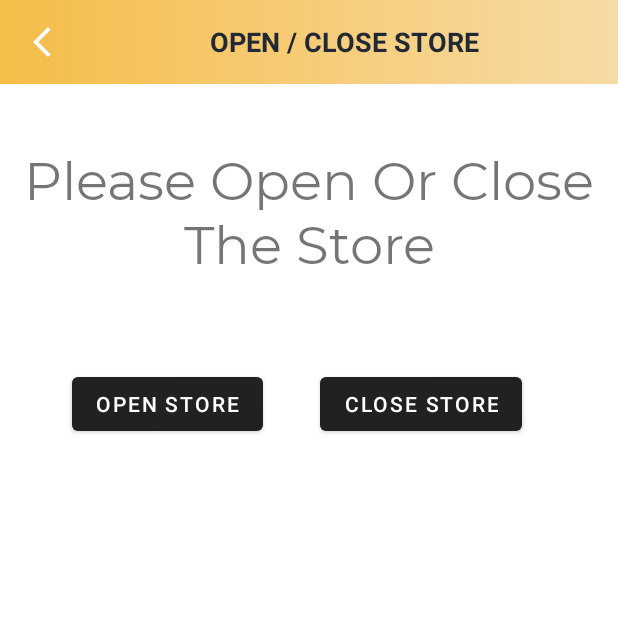
After one commit to makaota/Mamma_Ms_Kitchen_Manager, an Android app: the OpenCloseStoreActivity screen opened directly, with no data from a screen before it, on a phone screen of 412 x 824 dp, the top half of it. The commit adds this screen. Run offline under Robolectric (Android 15) with nearby library versions, the phone set to English and light mode, and no system bars.

Commit message:
stock quantity modified and added open and close store activity

```diff
--- /dev/null
+++ b/app/src/main/java/com/makaota/mammamskitchenmanager/ui/activities/OpenCloseStoreActivity.kt
@@ -0,0 +1,31 @@
+package com.makaota.mammamskitchenmanager.ui.activities
+
+import androidx.appcompat.app.AppCompatActivity
+import android.os.Bundle
+import com.makaota.mammamskitchenmanager.R
+import com.makaota.mammamskitchenmanager.databinding.ActivityOpenCloseStoreBinding
+
+class OpenCloseStoreActivity : AppCompatActivity() {
+
+    lateinit var binding: ActivityOpenCloseStoreBinding
+    override fun onCreate(savedInstanceState: Bundle?) {
+        super.onCreate(savedInstanceState)
+        binding = ActivityOpenCloseStoreBinding.inflate(layoutInflater)
+        setContentView(binding.root)
+
+        setupActionBar()
+    }
+
+    private fun setupActionBar() {
+
+        setSupportActionBar(binding.toolbarOpenCloseStoreActivity)
+
+        val actionBar = supportActionBar
+        if (actionBar != null) {
+            actionBar.setDisplayHomeAsUpEnabled(true)
+            actionBar.setHomeAsUpIndicator(R.drawable.ic_white_color_back_24dp)
+        }
+
+        binding.toolbarOpenCloseStoreActivity.setNavigationOnClickListener { onBackPressed() }
+    }
+}
--- a/app/src/main/java/com/makaota/mammamskitchenmanager/utils/Constants.kt
+++ b/app/src/main/java/com/makaota/mammamskitchenmanager/utils/Constants.kt
@@ -22,6 +22,8 @@ object Constants {
     const val NOTIFICATIONS: String = "notifications"
 
     const val ORDER_STATUS: String = "orderStatus"
+
+    const val CART_ITEMS: String = "cart_items"
 
 
     //menu categories
--- /dev/null
+++ b/app/src/main/res/layout/activity_open_close_store.xml
@@ -0,0 +1,64 @@
+<?xml version="1.0" encoding="utf-8"?>
+<androidx.constraintlayout.widget.ConstraintLayout xmlns:android="http://schemas.android.com/apk/res/android"
+    xmlns:app="http://schemas.android.com/apk/res-auto"
+    xmlns:tools="http://schemas.android.com/tools"
+    android:layout_width="match_parent"
+    android:layout_height="match_parent"
+    tools:context=".ui.activities.OpenCloseStoreActivity">
+
+    <androidx.appcompat.widget.Toolbar
+        android:id="@+id/toolbar_open_close_store_activity"
+        android:layout_width="match_parent"
+        android:layout_height="?attr/actionBarSize"
+        android:background="@drawable/app_gradient_color_background"
+        app:layout_constraintStart_toStartOf="parent"
+        app:layout_constraintTop_toTopOf="parent">
+
+        <TextView
+            android:id="@+id/tv_title"
+            android:layout_width="match_parent"
+            android:layout_height="match_parent"
+            android:gravity="center"
+            android:paddingStart="@dimen/toolbar_title_paddingStart"
+            android:paddingEnd="0dp"
+            android:text="@string/title_open_close_store"
+            android:textColor="@color/colorPrimary_dark"
+            android:textSize="@dimen/toolbar_title_text_size"
+            android:textStyle="bold" />
+
+    </androidx.appcompat.widget.Toolbar>
+
+
+    <com.makaota.mammamskitchenmanager.utils.RAMTextView
+        android:id="@+id/RAMTextView"
+        android:layout_width="wrap_content"
+        android:layout_height="wrap_content"
+        android:layout_marginTop="40dp"
+        android:gravity="center"
+        android:text="Please Open Or Close The Store"
+        android:textSize="35sp"
+        app:layout_constraintEnd_toEndOf="parent"
+        app:layout_constraintHorizontal_bias="0.0"
+        app:layout_constraintStart_toStartOf="parent"
+        app:layout_constraintTop_toBottomOf="@+id/toolbar_open_close_store_activity" />
+
+    <Button
+        android:id="@+id/button"
+        android:layout_width="wrap_content"
+        android:layout_height="wrap_content"
+        android:layout_marginStart="48dp"
+        android:layout_marginTop="60dp"
+        android:text="Open Store"
+        app:layout_constraintStart_toStartOf="parent"
+        app:layout_constraintTop_toBottomOf="@+id/RAMTextView" />
+
+    <Button
+        android:id="@+id/button2"
+        android:layout_width="wrap_content"
+        android:layout_height="wrap_content"
+        android:layout_marginTop="60dp"
+        android:layout_marginEnd="64dp"
+        android:text="Close Store"
+        app:layout_constraintEnd_toEndOf="parent"
+        app:layout_constraintTop_toBottomOf="@+id/RAMTextView" />
+</androidx.constraintlayout.widget.ConstraintLayout>
--- a/app/src/main/res/menu/dashboard_menu.xml
+++ b/app/src/main/res/menu/dashboard_menu.xml
@@ -1,6 +1,11 @@
 <?xml version="1.0" encoding="utf-8"?>
 <menu xmlns:android="http://schemas.android.com/apk/res/android"
     xmlns:app="http://schemas.android.com/apk/res-auto">
+
+    <item
+        android:id="@+id/action_open_close_store"
+        android:title="@string/action_open_close"
+        app:showAsAction="always" />
 
     <item
         android:id="@+id/action_settings"
--- a/app/src/main/res/values/strings.xml
+++ b/app/src/main/res/values/strings.xml
@@ -70,6 +70,7 @@
     <string name="please_click_back_again_to_exit">Please click back again to exit.</string>
 
     <string name="action_settings">Settings</string>
+    <string name="action_open_close">Open/Close Store</string>
 
     <string name="title_settings">SETTINGS</string>
     <string name="lbl_edit">Edit</string>
@@ -176,6 +177,7 @@
     <string name="no_orders_placed_yet">No orders placed yet!</string>
 
     <string name="title_my_order_details">MY ORDER DETAILS</string>
+    <string name="title_open_close_store">OPEN / CLOSE STORE</string>
     <string name="order_details_lbl">Order Details</string>
     <string name="user_details_lbl">Customer Details</string>
     <string name="order_details_lbl_order_id">Order ID</string>
--- a/app/src/main/res/values/themes.xml
+++ b/app/src/main/res/values/themes.xml
@@ -3,6 +3,7 @@
     <style name="Base.Theme.MammaMsKitchenManager" parent="Theme.MaterialComponents.Light.DarkActionBar">
         <!-- Customize your light theme here. -->
         <!-- <item name="colorPrimary">@color/my_light_primary</item> -->
+        <item name="android:actionMenuTextColor">@color/colorPrimaryText</item>
     </style>
 
     <style name="Theme.MammaMsKitchenManager" parent="Base.Theme.MammaMsKitchenManager" />
```
Also changed, not shown: app/src/main/AndroidManifest.xml (+18 -14 lines), app/src/main/java/com/makaota/mammamskitchenmanager/firestore/FirestoreClass.kt (+44 -0 lines), app/src/main/java/com/makaota/mammamskitchenmanager/models/OpenCloseStore.kt (added, +10 -0 lines), app/src/main/java/com/makaota/mammamskitchenmanager/ui/activities/MyOrderDetailsActivity.kt (+67 -0 lines), app/src/main/java/com/makaota/mammamskitchenmanager/ui/fragments/ManageOrdersFragment.kt (+10 -0 lines).
